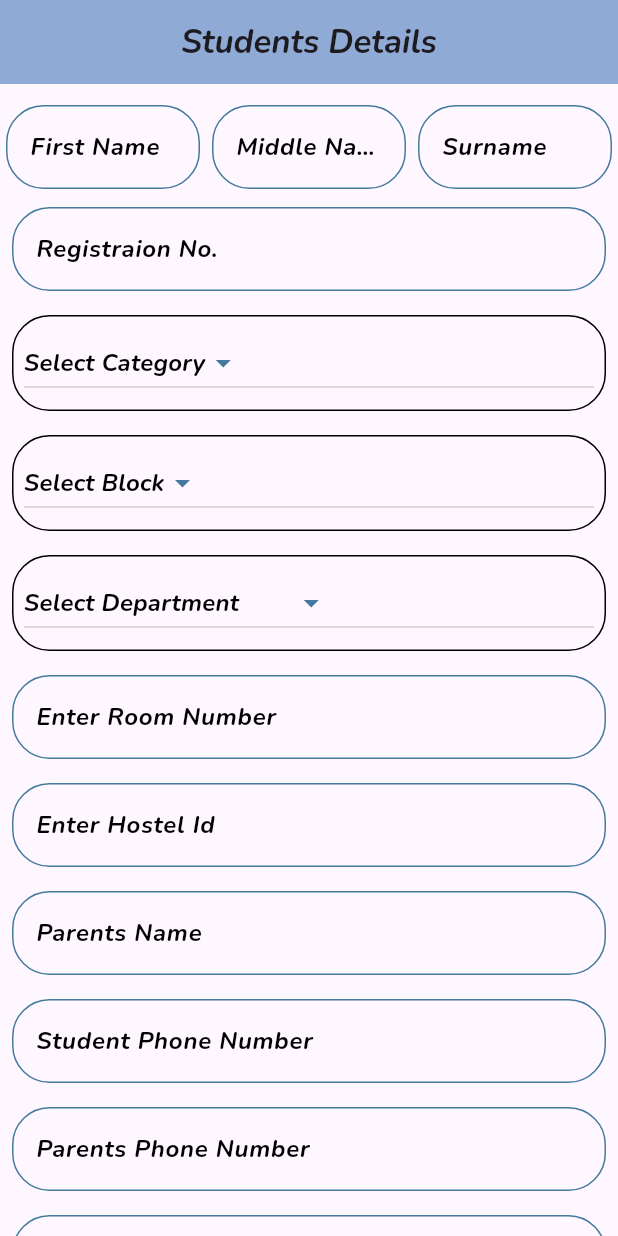
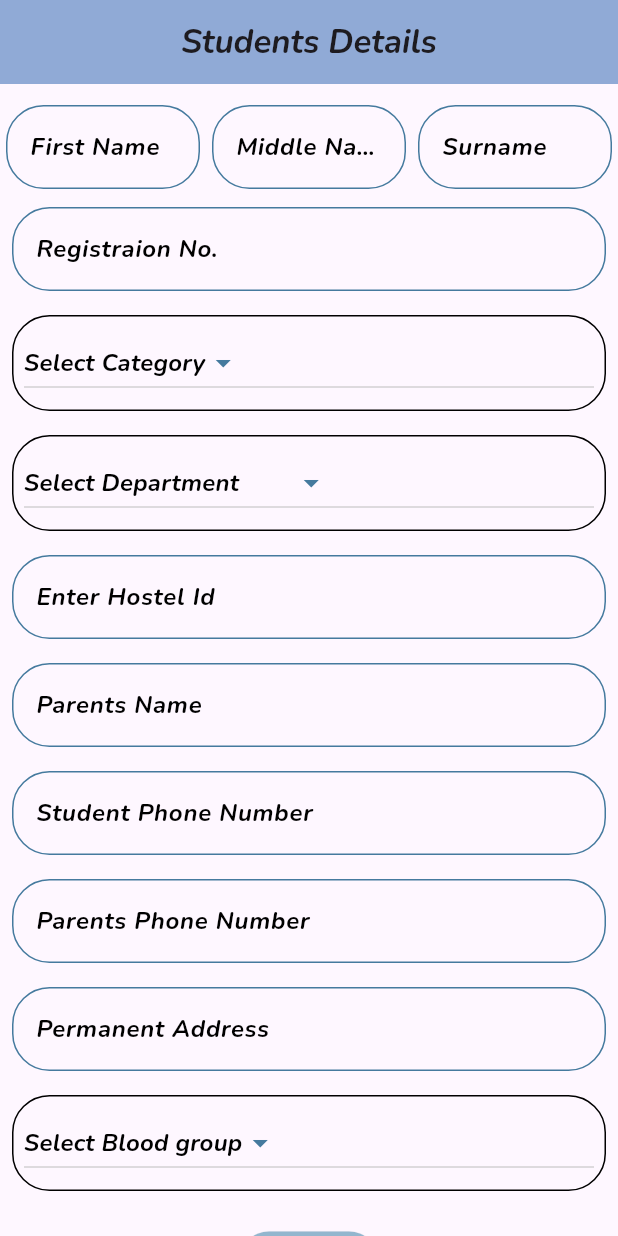
Before and after one commit to rishabhsingh9861/hostelappstudent, a Flutter app: the StudentData screen opened directly, on a phone screen of 412 x 824 dp. Run offline on Flutter 3.47's test engine with Material 3 defaults, Android fonts, the phone set to English and light mode, and no system bars; our stand-ins replace cloud_firestore, file_picker, firebase_auth, firebase_core, firebase_storage, google_sign_in and 2 more; missing offline and left inert: syncfusion_flutter_pdfviewer; accounts and stored records are empty; network calls fail.

```diff
--- a/lib/student/studentdata.dart
+++ b/lib/student/studentdata.dart
@@ -35,15 +35,7 @@ List<String> listcastecategory = <String>[
   'SC',
   'ST',
 ];
-List<String> listBlock = <String>[
-  'Select Block',
-  'A',
-  'B',
-  'C',
-  'D',
-  'E',
-  'T',
-];
+
 List<String> listDepartment = <String>[
   'Select Department',
   'Civil',
@@ -68,7 +60,7 @@ class _StudentDataState extends State<StudentData> {
   final _parentcontactnoController = TextEditingController();
   final _studentcontactnoController = TextEditingController();
   final _addresController = TextEditingController();
-  final _roomnoController = TextEditingController();
+
   final _hostelIdController = TextEditingController();
 
   bool approv = false;
@@ -82,7 +74,6 @@ class _StudentDataState extends State<StudentData> {
       int parentcontactnumber,
       String address,
       String bloodgroup,
-      String roomNumber,
       String department,
       int hostelid,
       bool aprov) async {
@@ -99,7 +90,6 @@ class _StudentDataState extends State<StudentData> {
       'Parent Contact Number': parentcontactnumber,
       'Address': address,
       'Blood Group': bloodgroup,
-      'Room No': roomNumber,
       'Department': department,
       'Hostel Id': hostelid,
       'Approved': approv,
@@ -118,7 +108,7 @@ class _StudentDataState extends State<StudentData> {
     _addresController.dispose();
     _middlenameController.dispose();
     _surnameController.dispose();
-    _roomnoController.dispose();
+
     _hostelIdController.dispose();
     // _bloodgroupController.dispose();
     super.dispose();
@@ -126,11 +116,11 @@ class _StudentDataState extends State<StudentData> {
 
   String dropdownValueBlood = listbloodgroup.first;
   String dropdownValueCaste = listcastecategory.first;
-  String dropdownValueBlock = listBlock.first;
+
   String dropdownValueDepartment = listDepartment.first;
   String setcaste = "";
   String setbloodgroup = "";
-  String setblock = "";
+
   String setdepartment = "";
 
   @override
@@ -190,16 +180,6 @@ class _StudentDataState extends State<StudentData> {
                 ),
                 Padding(
                   padding: const EdgeInsets.all(8.0),
-                  child: dropdownMenu(listBlock, dropdownValueBlock,
-                      (String? value) {
-                    setState(() {
-                      dropdownValueBlock = value!;
-                      setblock = dropdownValueBlock;
-                    });
-                  }),
-                ),
-                Padding(
-                  padding: const EdgeInsets.all(8.0),
                   child: dropdownMenu(listDepartment, dropdownValueDepartment,
                       (String? value) {
                     setState(() {
@@ -207,11 +187,6 @@ class _StudentDataState extends State<StudentData> {
                       setdepartment = dropdownValueDepartment;
                     });
                   }),
-                ),
-                Padding(
-                  padding: const EdgeInsets.all(8.0),
-                  child: writedata("Enter Room Number", TextInputType.number,
-                      _roomnoController),
                 ),
                 Padding(
                   padding: const EdgeInsets.all(8.0),
@@ -235,8 +210,8 @@ class _StudentDataState extends State<StudentData> {
                 ),
                 Padding(
                   padding: const EdgeInsets.all(8.0),
-                  child: writedata(
-                      "Native Place", TextInputType.name, _addresController),
+                  child: writedata("Permanent Address", TextInputType.name,
+                      _addresController),
                 ),
                 Padding(
                   padding: const EdgeInsets.all(8.0),
@@ -273,7 +248,6 @@ class _StudentDataState extends State<StudentData> {
                                     _parentcontactnoController.text.trim()),
                                 _addresController.text.trim(),
                                 setbloodgroup,
-                                setblock + _roomnoController.text,
                                 setdepartment,
                                 int.parse(_hostelIdController.text.trim()),
                                 approv)
```
Also changed, not shown: lib/committe/committe_page.dart (+10 -10 lines), lib/committe/facilitiespage.dart (+9 -9 lines).
